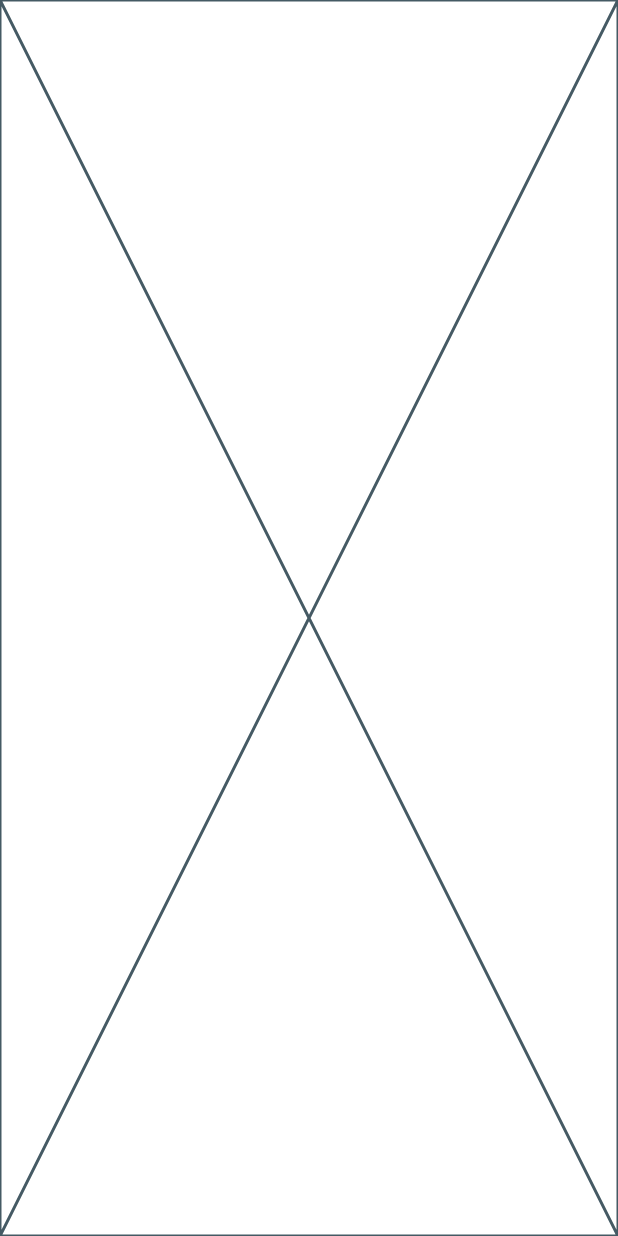
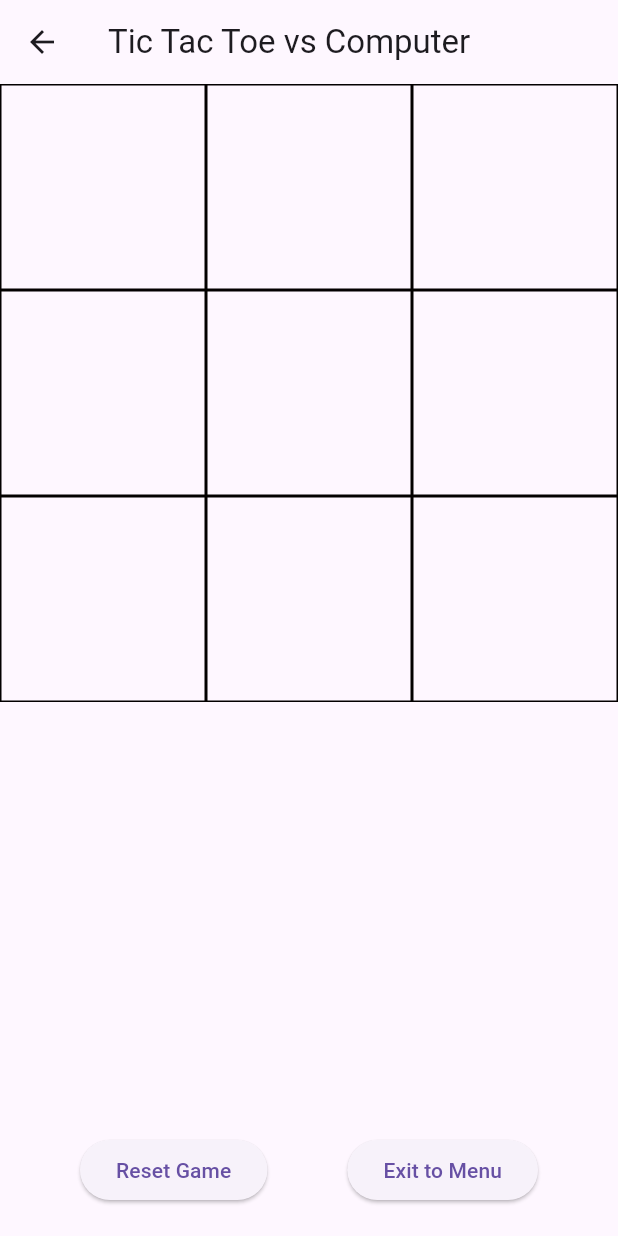
Before and after one commit to callmeNoorulHuda/Tic-Tac-Toe-App, a Flutter app: the screen it shows after launch, after a tap on "Play vs Computer", on a phone screen of 412 x 824 dp. Run offline on Flutter 3.47's test engine with Material 3 defaults, Android fonts, the phone set to English and light mode, and no system bars.

Commit message:
New computer provider added

```diff
--- a/lib/screens/computer_gamescreen.dart
+++ b/lib/screens/computer_gamescreen.dart
@@ -1,10 +1,79 @@
 import 'package:flutter/material.dart';
+import 'package:provider/provider.dart';
+import '../providers/computer_game_provider.dart';
 
 class ComputerGameScreen extends StatelessWidget {
   const ComputerGameScreen({super.key});
 
   @override
   Widget build(BuildContext context) {
-    return const Placeholder();
+    return ChangeNotifierProvider(
+      create: (_) => ComputerGameProvider(),
+      child: Scaffold(
+        appBar: AppBar(title: const Text("Tic Tac Toe vs Computer")),
+        body: Consumer<ComputerGameProvider>(
+          builder: (context, gameProvider, child) {
+            return Column(
+              children: [
+                Expanded(
+                  child: GridView.builder(
+                    gridDelegate: SliverGridDelegateWithFixedCrossAxisCount(
+                      crossAxisCount: 3,
+                    ),
+                    itemCount: 9,
+                    itemBuilder: (context, index) {
+                      String value = gameProvider.board[index];
+                      return GestureDetector(
+                        onTap: () => gameProvider.tapSquare(index),
+                        child: Container(
+                          decoration: BoxDecoration(
+                            border: Border.all(
+                              color: const Color.fromARGB(255, 3, 0, 0),
+                            ),
+                          ),
+                          child: Center(
+                            child: Text(
+                              value,
+                              style: const TextStyle(
+                                fontSize: 40,
+                                fontWeight: FontWeight.bold,
+                              ),
+                            ),
+                          ),
+                        ),
+                      );
+                    },
+                  ),
+                ),
+                if (gameProvider.winner != null)
+                  Text(
+                    gameProvider.winner == 'Draw'
+                        ? "It's a Draw!"
+                        : "Winner: ${gameProvider.winner}",
+                    style: const TextStyle(
+                      fontSize: 30,
+                      fontWeight: FontWeight.bold,
+                    ),
+                  ),
+                Row(
+                  mainAxisAlignment: MainAxisAlignment.spaceEvenly,
+                  children: [
+                    ElevatedButton(
+                      onPressed: () => gameProvider.resetGame(),
+                      child: const Text('Reset Game'),
+                    ),
+                    ElevatedButton(
+                      onPressed: () => Navigator.of(context).pop(),
+                      child: const Text('Exit to Menu'),
+                    ),
+                  ],
+                ),
+                const SizedBox(height: 20),
+              ],
+            );
+          },
+        ),
+      ),
+    );
   }
 }
```
Also changed, not shown: lib/providers/computer_game_provider.dart (added, +137 -0 lines).
